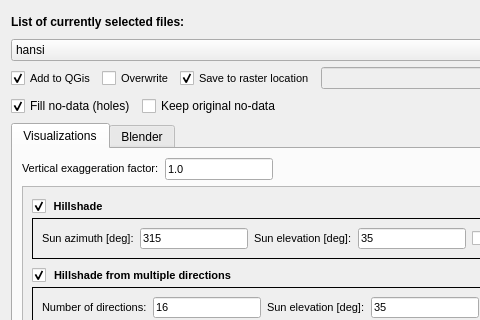
Qt form qrvt_dialog_base.ui (EarthObservation/rvt-qgis) before a commit; both pictures show x 0 to 480 and y 0 to 320 of the 1000 by 800 pixel window.
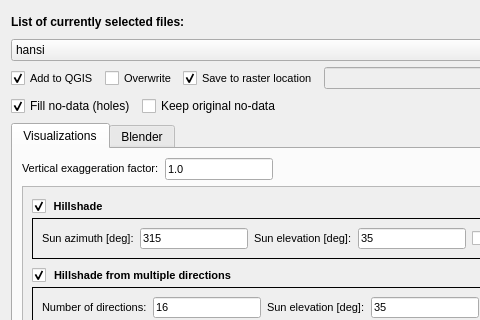
The same form after that commit. Custom widgets are drawn as their Qt base class.

The edit to the form file:
```diff
--- a/qrvt_dialog_base.ui
+++ b/qrvt_dialog_base.ui
@@ -136,7 +136,7 @@
             </font>
            </property>
            <property name="text">
-            <string>Add to QGis</string>
+            <string>Add to QGIS</string>
            </property>
            <property name="checked">
             <bool>true</bool>
```
Left out of the diff: 4 changed lines with no effect on the pictures.
